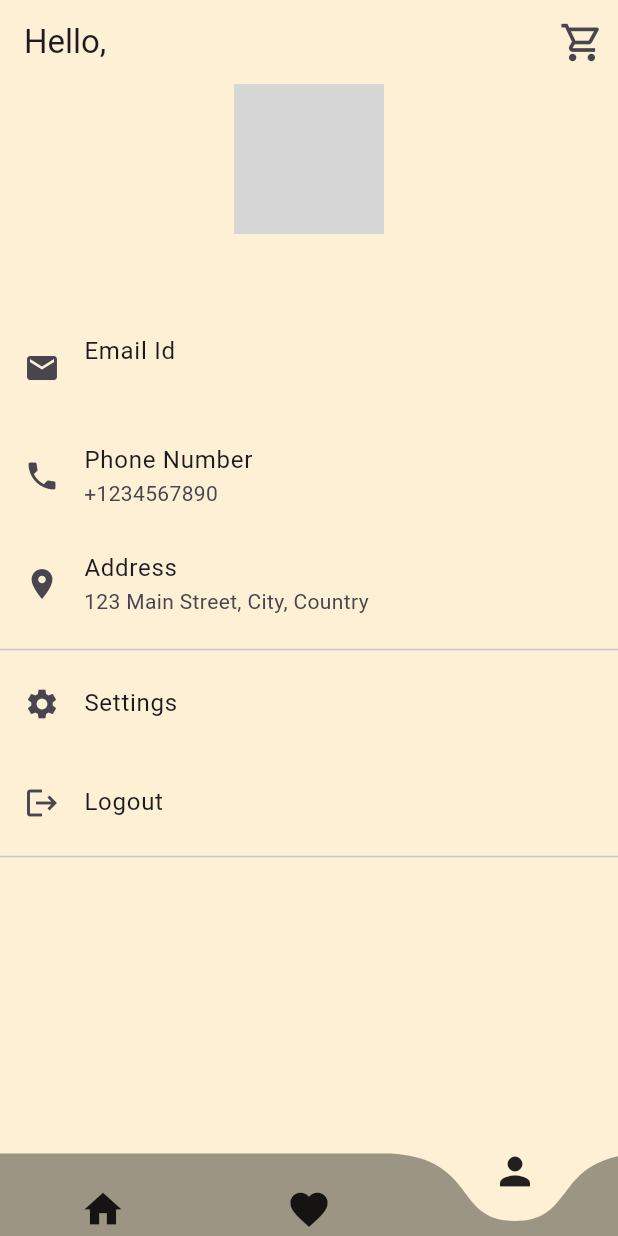
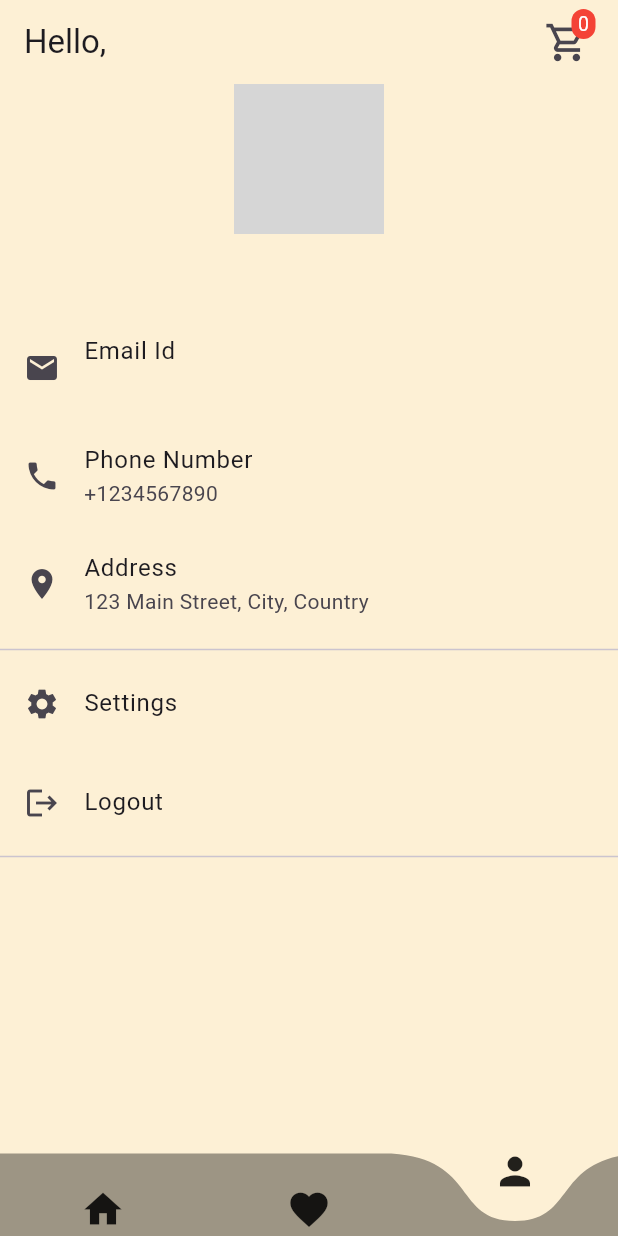
Before and after one commit to Sidhant-Jha/Shopping_Cart, a Flutter app: the HomePage screen opened directly with empty values, swiped to page 3, on a phone screen of 412 x 824 dp. Run offline on Flutter 3.47's test engine with Material 3 defaults, Android fonts, the phone set to English and light mode, and no system bars; drawn by our look-alikes of curved_navigation_bar; our stand-ins replace flutter_bloc, flutter_rating_bar; network calls fail; grey boxes are pictures that could not be loaded.

Commit message:
add custom cart icon

```diff
--- a/shopping_cart/lib/view/home_page.dart
+++ b/shopping_cart/lib/view/home_page.dart
@@ -3,6 +3,7 @@ import 'package:flutter/material.dart';
 import 'package:shopping_cart/view/sections/favourites_section.dart';
 import 'package:shopping_cart/view/sections/home_section.dart';
 import 'package:shopping_cart/view/sections/profile_section.dart';
+import 'package:shopping_cart/widgets/custom_cart_icon.dart';
 
 class HomePage extends StatefulWidget {
   const HomePage({super.key, required this.username, required this.email});
@@ -25,13 +26,8 @@ class _HomePageState extends State<HomePage> {
         automaticallyImplyLeading: false,
         title: Text('Hello, ${widget.username}'),
         actions: <Widget>[
-          IconButton(
-            onPressed: () {},
-            icon: const Icon(
-              Icons.shopping_cart_outlined,
-              size: 30,
-            ),
-          ),
+          CustomCartIcon(),
+          SizedBox(width: 10,)
         ],
       ),
       body: PageView(
--- /dev/null
+++ b/shopping_cart/lib/widgets/custom_cart_icon.dart
@@ -0,0 +1,44 @@
+import 'package:flutter/material.dart';
+
+class CustomCartIcon extends StatelessWidget {
+  const CustomCartIcon({
+    super.key,
+  });
+
+  @override
+  Widget build(BuildContext context) {
+    return Stack(
+      children : [
+        IconButton(
+        onPressed: () {},
+        icon: const Icon(
+          Icons.shopping_cart_outlined,
+          size: 30,
+        ),
+      ),
+      Positioned(
+        right: 5,
+        top: 2,
+        child: Container(
+        padding: EdgeInsets.all(0.5),
+        alignment: Alignment.center,
+        decoration: BoxDecoration(
+          color: Colors.red,
+          borderRadius: BorderRadius.circular(100)
+        ),
+        constraints: BoxConstraints(
+          minHeight: 16,
+          minWidth: 16
+        ),
+        child: Text( '0',
+          style: TextStyle(
+            color: Colors.white, fontSize: 13
+          ),
+          textAlign: TextAlign.center,
+        ),
+      ))
+    ]
+
+    );
+  }
+}
```
